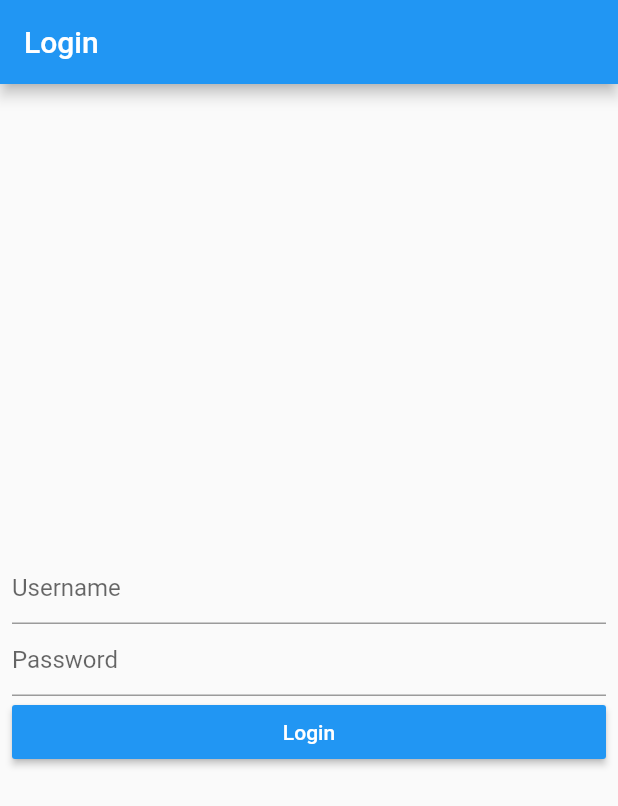
After one commit to kevinyou77/checker-belanjayukid-mobile-flutter, a Flutter app: the screen it shows after launch, after a tap on "Login", on a phone screen of 412 x 824 dp. The commit adds this screen. Shown: the top 806 px of the screen. Run offline on Flutter 3.47's test engine with Material 2 defaults, Android fonts, the phone set to English and light mode, and no system bars; our stand-ins replace bloc, equatable, flutter_bloc, graphql_flutter; missing offline and left inert: barcode_scan.

Commit message:
Added constants, splash screens, login field

```diff
--- /dev/null
+++ b/lib/constants/assets.dart
@@ -0,0 +1,3 @@
+class Assets {
+  static final String splashScreen = 'assets/images/splash_screen.png';
+}
--- /dev/null
+++ b/lib/constants/constants.dart
@@ -0,0 +1,3 @@
+export 'routes.dart';
+export 'apis.dart';
+export 'assets.dart';
--- a/lib/constants/routes.dart
+++ b/lib/constants/routes.dart
@@ -0,0 +1,7 @@
+class Routes {
+  static final String splashScreen = '/';
+  static final String login = '/login';
+  static final String home = '/home';
+  static final String transactionDetail = '/transaction_detail';
+  static final String search = '/search';
+}
--- a/lib/main.dart
+++ b/lib/main.dart
@@ -1,9 +1,10 @@
+import 'package:belanjayuk_mobile_flutter/constants/routes.dart';
 import 'package:belanjayuk_mobile_flutter/ui/home/home.dart';
 import 'package:belanjayuk_mobile_flutter/ui/search/search.dart';
+import 'package:belanjayuk_mobile_flutter/ui/splash_screen.dart';
 import 'package:belanjayuk_mobile_flutter/ui/transactions/transactions_detail.dart';
+import 'package:belanjayuk_mobile_flutter/ui/user/login.dart';
 import 'package:flutter/material.dart';
-import 'package:flutter_bloc/flutter_bloc.dart';
-import 'package:belanjayuk_mobile_flutter/bloc/bloc.dart';
 
 void main() => runApp(MyApp());
 
@@ -15,11 +16,13 @@ class MyApp extends StatelessWidget {
       theme: ThemeData(
         primarySwatch: Colors.blue,
       ),
-      initialRoute: '/',
+      initialRoute: Routes.splashScreen,
       routes: {
-        '/': (context) => Home(),
-        '/transaction_detail': (context) => TransactionDetail(),
-        '/search': (context) => Search()
+        Routes.splashScreen: (context) => SplashScreen(),
+        Routes.login : (context) => Login(),
+        Routes.home: (context) => Home(),
+        Routes.transactionDetail: (context) => TransactionDetail(),
+        Routes.search: (context) => Search()
       },
     );
   }
--- a/lib/network/graphql_client.dart
+++ b/lib/network/graphql_client.dart
@@ -1,12 +1,13 @@
 import 'package:belanjayuk_mobile_flutter/constants/apis.dart';
+import 'package:belanjayuk_mobile_flutter/constants/constants.dart';
 import 'package:flutter/foundation.dart';
 import 'package:graphql_flutter/graphql_flutter.dart';
 
 final HttpLink _httpLink = HttpLink(
-  uri: graphQlApi,
+  uri: Apis.baseApi,
 );
 
-final AuthLink _authLink = AuthLink(getToken: () async => "Bearer $apiKey");
+final AuthLink _authLink = AuthLink(getToken: () async => "Bearer " + Apis.apiKey);
 
 final Link _link = _authLink.concat(_httpLink as Link);
 
--- /dev/null
+++ b/lib/ui/splash_screen.dart
@@ -0,0 +1,36 @@
+import 'dart:async';
+
+import 'package:belanjayuk_mobile_flutter/constants/constants.dart';
+import 'package:flutter/material.dart';
+
+class SplashScreen extends StatefulWidget {
+  SplashScreen({Key key}) : super(key: key);
+
+  _SplashScreenState createState() => _SplashScreenState();
+}
+
+class _SplashScreenState extends State<SplashScreen> {
+  void navigationPage () {
+    Navigator.pushReplacementNamed(context, Routes.login);
+  }
+
+  startTime() async {
+    var _duration = new Duration(seconds: 2);
+    return new Timer(_duration, navigationPage);
+  }
+
+  @override
+  void initState() {
+    super.initState();
+    this.startTime();
+  }
+
+  @override
+  Widget build(BuildContext context) {
+    return Scaffold(
+      body: new Center(
+        child: new Image.asset(Assets.splashScreen),
+      ),
+    );
+  }
+}
--- /dev/null
+++ b/lib/ui/user/login.dart
@@ -0,0 +1,69 @@
+import 'package:belanjayuk_mobile_flutter/constants/constants.dart';
+import 'package:flutter/material.dart';
+
+class Login extends StatefulWidget {
+  Login({Key key}) : super(key: key);
+
+  _LoginState createState() => _LoginState();
+}
+
+class _LoginState extends State<Login> {
+  bool validateLoginData () {
+    return true;
+  }
+
+  void navigateToHome () {
+    Navigator.pushReplacementNamed(context, Routes.home);
+  }
+
+  @override
+  Widget build(BuildContext context) {
+    return Scaffold(
+      appBar: AppBar(
+        title: Text("Login"),
+      ),
+      body: Container(
+        child: _loginForm()
+      ),
+    );
+  }
+
+  Widget _loginForm () {
+    return Column(
+      mainAxisAlignment: MainAxisAlignment.center,
+      children: <Widget>[
+        Padding(
+          padding: const EdgeInsets.all(8.0),
+          child: Column(
+            children: <Widget>[
+              TextField(
+                decoration: InputDecoration(
+                  hintText: "Username",
+                )
+              ),
+              TextField(
+                decoration: InputDecoration(
+                  hintText: "Password",
+                ),
+                obscureText: true,
+              ),
+              SizedBox(
+                width: double.infinity,
+                child: MaterialButton(
+                  color: Colors.blue,
+                  onPressed: () => {},
+                  child: Text(
+                    "Login",
+                    style: TextStyle(
+                      color: Colors.white
+                    ),
+                  ),
+                ),
+              )
+            ],
+          ),
+        )
+      ],
+    );
+  }
+}
--- a/pubspec.yaml
+++ b/pubspec.yaml
@@ -52,6 +52,12 @@ flutter:
   # assets:
   #  - images/a_dot_burr.jpeg
   #  - images/a_dot_ham.jpeg
+  assets:
+    - assets/images/icon.png
+    - assets/images/login-bg.png
+    - assets/images/logo.png
+    - assets/images/splash_screen.png
+
 
   # An image asset can refer to one or more resolution-specific "variants", see
   # https://flutter.dev/assets-and-images/#resolution-aware.
```
Also changed, not shown: lib/constants/apis.dart (+5 -3 lines), lib/ui/home/home.dart (+0 -19 lines), assets/images/icon.png (added), assets/images/login-bg.png (added), assets/images/logo.png (added), assets/images/splash_screen.png (added).
